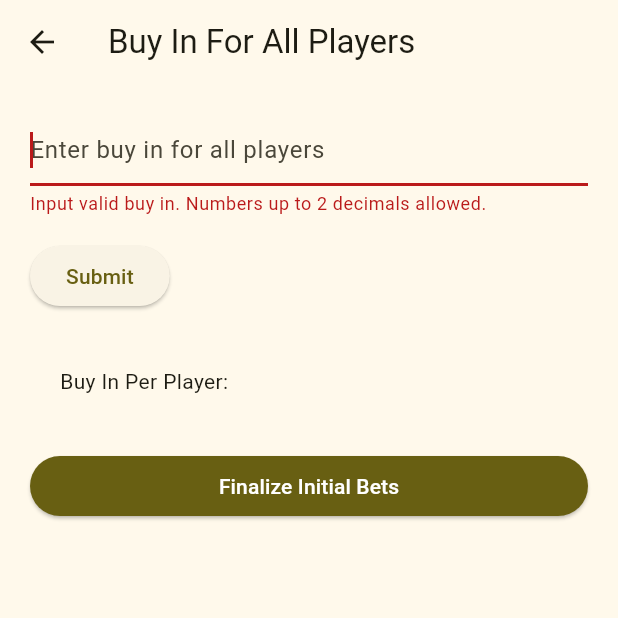
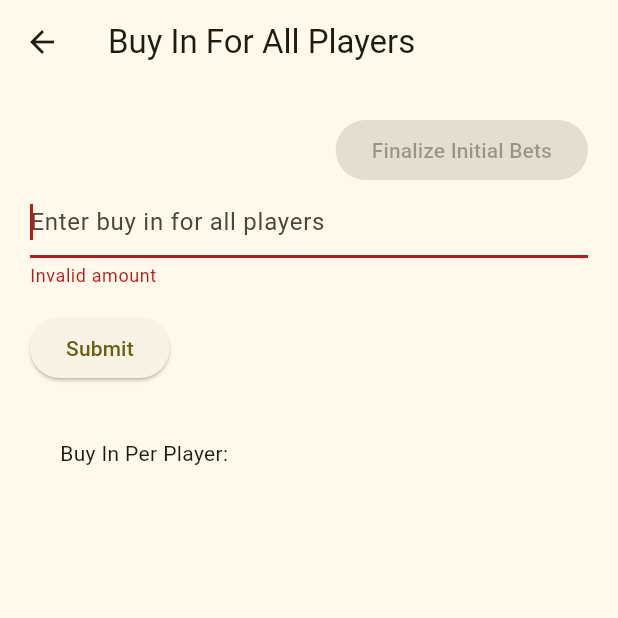
Before and after one commit to sswane/buy_in_pay_out, a Flutter app: the BasicBuyIn screen opened directly, after a tap on "Submit", on a phone screen of 412 x 824 dp, the top half of it. Run offline on Flutter 3.47's test engine with Material 2 defaults, Android fonts, the phone set to English and light mode, and no system bars.

Commit message:
move finalize initial bets button to top right like others

```diff
--- a/lib/buy_in/basic.dart
+++ b/lib/buy_in/basic.dart
@@ -31,6 +31,27 @@ class _BasicBuyIn extends State<BasicBuyIn> {
       body: ListView(
         padding: const EdgeInsets.all(20.0),
         children: [
+          Row(
+            mainAxisAlignment: MainAxisAlignment.end,
+            children: [
+              ElevatedButton(
+                onPressed: appState.getTotalPot() > 0
+                    ? () {
+                        Navigator.push(
+                          context,
+                          MaterialPageRoute(
+                              builder: (context) => const BuyCash()),
+                        );
+                      }
+                    : null,
+                style: ElevatedButton.styleFrom(
+                  backgroundColor: theme.colorScheme.primary,
+                  foregroundColor: theme.colorScheme.onPrimary,
+                ),
+                child: const Text('Finalize Initial Bets'),
+              ),
+            ],
+          ),
           Form(
             key: _formKey,
             child: Column(
@@ -49,8 +70,10 @@ class _BasicBuyIn extends State<BasicBuyIn> {
                     ),
                   ],
                   validator: (String? value) {
-                    if (value == null || value.isEmpty) {
-                      return 'Input valid buy in. Numbers up to 2 decimals allowed.';
+                    if (value == null ||
+                        value.isEmpty ||
+                        double.parse(value) == 0) {
+                      return 'Invalid amount';
                     }
                     return null;
                   },
@@ -81,22 +104,6 @@ class _BasicBuyIn extends State<BasicBuyIn> {
             child: Text('Buy In Per Player:'),
           ),
           for (var player in appState.players) IndividualBuyIn(player: player),
-          Padding(
-            padding: const EdgeInsets.symmetric(vertical: 16.0),
-            child: ElevatedButton(
-              onPressed: () {
-                Navigator.push(
-                  context,
-                  MaterialPageRoute(builder: (context) => const BuyCash()),
-                );
-              },
-              style: ElevatedButton.styleFrom(
-                backgroundColor: theme.colorScheme.primary,
-                foregroundColor: theme.colorScheme.onPrimary,
-              ),
-              child: const Text('Finalize Initial Bets'),
-            ),
-          ),
         ],
       ),
     );
--- a/lib/buy_in/individual.dart
+++ b/lib/buy_in/individual.dart
@@ -63,8 +63,10 @@ class _IndividualBuyInState extends State<IndividualBuyIn> {
                               ),
                             ],
                             validator: (String? value) {
-                              if (value == null || value.isEmpty) {
-                                return 'Input valid buy in. Numbers up to 2 decimals allowed.';
+                              if (value == null ||
+                                  value.isEmpty ||
+                                  double.parse(value) == 0) {
+                                return 'Invalid amount';
                               }
                               return null;
                             },
```
